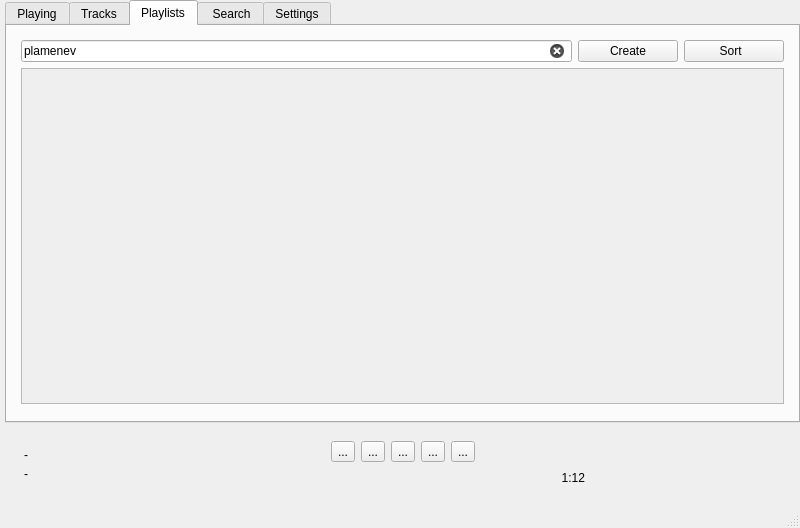
Old version of the form serendipity/ui/desktop.ui in the repository Firyst/MyMusicPlayer.
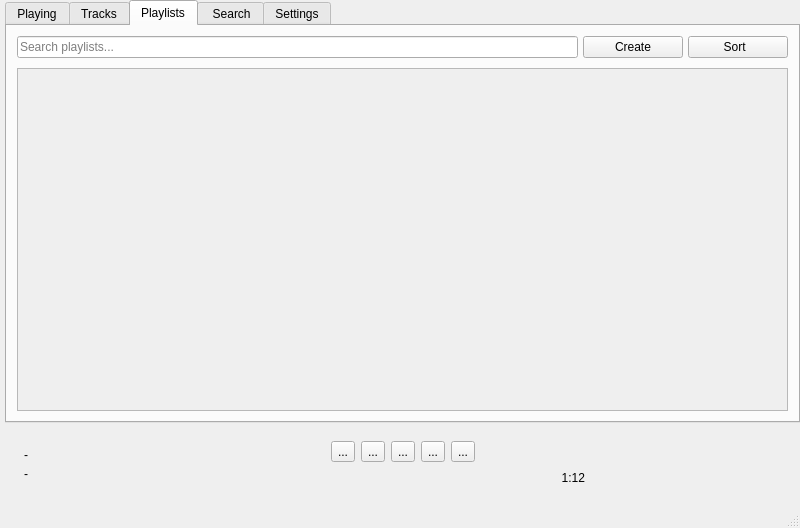
New version of the form.

Commit message: Scroll bar style fix

What changed in the file:
```diff
--- a/serendipity/ui/desktop.ui
+++ b/serendipity/ui/desktop.ui
@@ -255,9 +255,18 @@
       <property name="currentIndex">
        <number>2</number>
       </property>
+      <property name="elideMode">
+       <enum>Qt::ElideMiddle</enum>
+      </property>
+      <property name="usesScrollButtons">
+       <bool>false</bool>
+      </property>
       <property name="tabsClosable">
        <bool>false</bool>
       </property>
+      <property name="tabBarAutoHide">
+       <bool>false</bool>
+      </property>
       <widget class="QWidget" name="tab_playing">
        <attribute name="title">
         <string>Playing</string>
@@ -348,6 +357,9 @@
         <string>Playlists</string>
        </attribute>
        <layout class="QVBoxLayout" name="verticalLayout_3">
+        <property name="spacing">
+         <number>5</number>
+        </property>
         <property name="leftMargin">
          <number>5</number>
         </property>
@@ -369,11 +381,26 @@
            </sizepolicy>
           </property>
           <layout class="QVBoxLayout" name="verticalLayout_8">
+           <property name="spacing">
+            <number>10</number>
+           </property>
+           <property name="leftMargin">
+            <number>5</number>
+           </property>
+           <property name="topMargin">
+            <number>5</number>
+           </property>
+           <property name="rightMargin">
+            <number>5</number>
+           </property>
            <property name="bottomMargin">
-            <number>12</number>
+            <number>5</number>
            </property>
            <item>
             <layout class="QHBoxLayout" name="playlist_field" stretch="6,1,1">
+             <property name="spacing">
+              <number>5</number>
+             </property>
              <item>
               <widget class="QLineEdit" name="search_request_2">
                <property name="sizePolicy">
@@ -382,11 +409,17 @@
                  <verstretch>0</verstretch>
                 </sizepolicy>
                </property>
+               <property name="minimumSize">
+                <size>
+                 <width>0</width>
+                 <height>0</height>
+                </size>
+               </property>
                <property name="focusPolicy">
                 <enum>Qt::ClickFocus</enum>
                </property>
                <property name="text">
-                <string>plamenev</string>
+                <string/>
                </property>
                <property name="dragEnabled">
                 <bool>true</bool>
@@ -461,8 +494,8 @@
                <rect>
                 <x>0</x>
                 <y>0</y>
-                <width>753</width>
-                <height>299</height>
+                <width>769</width>
+                <height>324</height>
                </rect>
               </property>
               <layout class="QVBoxLayout" name="verticalLayout_2"/>
```
Left out of the diff: 31 changed lines with no effect on the pictures. The commit also changes 4 other files.
